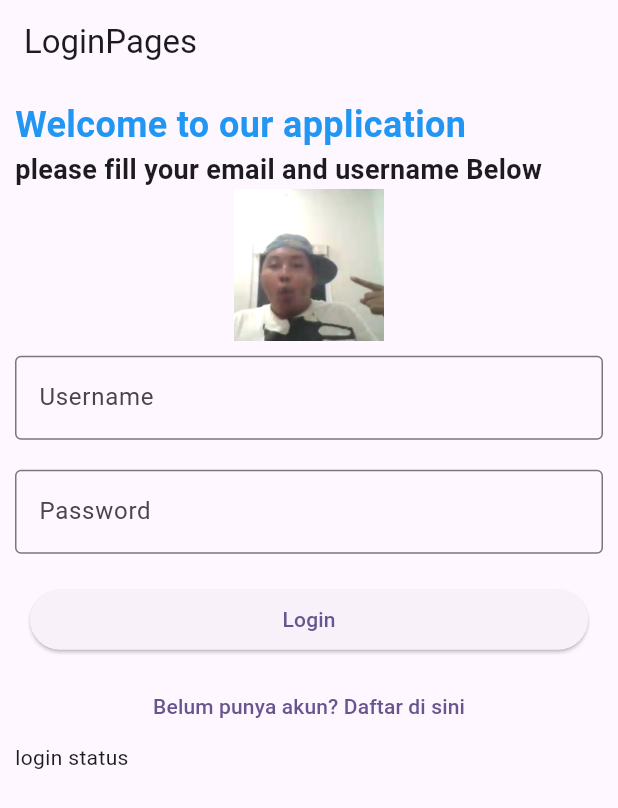
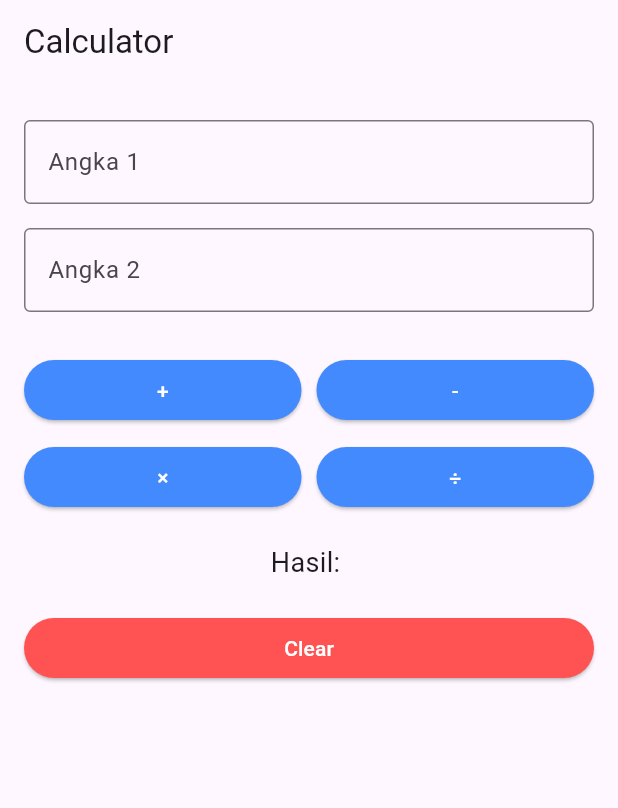
Before and after one commit to RenggaReznatra123/tugas1_flutter_11pplg2_29, a Flutter app: the screen it shows after launch, on a phone screen of 412 x 824 dp. Shown: the top 808 px of the screen. Run offline on Flutter 3.47's test engine with Material 3 defaults, Android fonts, the phone set to English and light mode, and no system bars; our stand-ins replace get.

Commit message:
kalkulator

```diff
--- /dev/null
+++ b/latihan2_11pplg2/lib/controler/kalkulator.dart
@@ -0,0 +1,46 @@
+import 'package:flutter/material.dart';
+import 'package:get/get.dart';
+
+class CalculatorController extends GetxController {
+  final txtangka1 = TextEditingController();
+  final txtangka2 = TextEditingController();
+  var hasil = ''.obs;
+
+  void tambah() {
+    int angka1 = int.parse(txtangka1.text);
+    int angka2 = int.parse(txtangka2.text);
+
+    int hasiljumlah = angka1 + angka2;
+    hasil.value = hasiljumlah.toString();
+  }
+
+  void kurang() {
+    int angka1 = int.parse(txtangka1.text);
+    int angka2 = int.parse(txtangka2.text);
+
+    int hasiljumlah = angka1 - angka2;
+    hasil.value = hasiljumlah.toString();
+  }
+
+  void kali() {
+    int angka1 = int.parse(txtangka1.text);
+    int angka2 = int.parse(txtangka2.text);
+
+    int hasiljumlah = angka1 * angka2;
+    hasil.value = hasiljumlah.toString();
+  }
+
+  void bagi() {
+    int angka1 = int.parse(txtangka1.text);
+    int angka2 = int.parse(txtangka2.text);
+
+    double hasiljumlah = angka1 / angka2;
+    hasil.value = hasiljumlah.toString();
+  }
+
+  void clear() {
+    txtangka1.clear();
+    txtangka2.clear();
+    hasil.value = '';
+  }
+}
--- a/latihan2_11pplg2/lib/login_pages.dart
+++ b/latihan2_11pplg2/lib/login_pages.dart
@@ -1,4 +1,5 @@
 import 'package:flutter/material.dart';
+import 'package:latihan2_11pplg2/reusable/custom_button.dart';
 import 'register_page.dart';
 
 class LoginPages extends StatefulWidget {
@@ -9,7 +10,6 @@ class LoginPages extends StatefulWidget {
 }
 
 class _LoginPagesState extends State<LoginPages> {
-  // Controller untuk username dan password
   TextEditingController usernameController = TextEditingController();
   TextEditingController passwordController = TextEditingController();
 
@@ -84,9 +84,10 @@ class _LoginPagesState extends State<LoginPages> {
                 ),
               ),
             ),
-            // Tombol Register
+
             Center(
-              child: TextButton(
+              child: CustomButton(
+                myText: "Belum punya akun? Daftar di sini",
                 onPressed: () {
                   Navigator.push(
                     context,
@@ -95,9 +96,10 @@ class _LoginPagesState extends State<LoginPages> {
                     ),
                   );
                 },
-                child: Text("Belum punya akun? Daftar di sini"),
+                textColor: const Color.fromARGB(255, 255, 255, 255),
               ),
             ),
+
             Text(statuslogin),
           ],
         ),
--- a/latihan2_11pplg2/lib/main.dart
+++ b/latihan2_11pplg2/lib/main.dart
@@ -1,4 +1,6 @@
 import 'package:flutter/material.dart';
+import 'package:get/get_navigation/get_navigation.dart';
+import 'package:latihan2_11pplg2/pages/kalkulator_pages.dart';
 import 'package:latihan2_11pplg2/login_pages.dart';
 
 void main() {
@@ -8,15 +10,15 @@ void main() {
 class MyApp extends StatelessWidget {
   const MyApp({super.key});
 
-  // This widget is the root of your application.
   @override
   Widget build(BuildContext context) {
-    return MaterialApp(
+    return GetMaterialApp(
+      debugShowCheckedModeBanner: false,
       title: 'Flutter Demo',
       theme: ThemeData(
         colorScheme: ColorScheme.fromSeed(seedColor: Colors.deepPurple),
       ),
-      home: LoginPages(),
+      home: KalkulatorPage(),
     );
   }
 }
--- /dev/null
+++ b/latihan2_11pplg2/lib/pages/kalkulator_pages.dart
@@ -0,0 +1,97 @@
+import 'package:flutter/material.dart';
+import 'package:get/get.dart';
+import 'package:latihan2_11pplg2/controler/kalkulator.dart';
+import 'package:latihan2_11pplg2/reusable/custom_textfield.dart';
+import 'package:latihan2_11pplg2/reusable/custom_button.dart';
+
+class KalkulatorPage extends StatelessWidget {
+  final CalculatorController calculatorController = Get.put(
+    CalculatorController(),
+  );
+
+  KalkulatorPage({super.key});
+
+  @override
+  Widget build(BuildContext context) {
+    return Scaffold(
+      appBar: AppBar(title: const Text("Calculator")),
+      body: Padding(
+        padding: const EdgeInsets.all(16.0),
+        child: Column(
+          children: [
+            CustomTextField(
+              myText: "Angka 1",
+              controller: calculatorController.txtangka1,
+              isNumber: true,
+            ),
+            CustomTextField(
+              myText: "Angka 2",
+              controller: calculatorController.txtangka2,
+              isNumber: true,
+            ),
+            const SizedBox(height: 20),
+            Row(
+              mainAxisAlignment: MainAxisAlignment.center,
+              children: [
+                Expanded(
+                  child: CustomButton(
+                    myText: "+",
+                    onPressed: calculatorController.tambah,
+                    textColor: Colors.white,
+                    backgroundColor: Colors.blueAccent,
+                  ),
+                ),
+                const SizedBox(width: 10),
+                Expanded(
+                  child: CustomButton(
+                    myText: "-",
+                    onPressed: calculatorController.kurang,
+                    textColor: Colors.white,
+                    backgroundColor: Colors.blueAccent,
+                  ),
+                ),
+              ],
+            ),
+            const SizedBox(height: 10),
+            Row(
+              mainAxisAlignment: MainAxisAlignment.center,
+              children: [
+                Expanded(
+                  child: CustomButton(
+                    myText: "×",
+                    onPressed: calculatorController.kali,
+                    textColor: Colors.white,
+                    backgroundColor: Colors.blueAccent,
+                  ),
+                ),
+                const SizedBox(width: 10),
+                Expanded(
+                  child: CustomButton(
+                    myText: "÷",
+                    onPressed: calculatorController.bagi,
+                    textColor: Colors.white,
+                    backgroundColor: Colors.blueAccent,
+                  ),
+                ),
+              ],
+            ),
+            const SizedBox(height: 20),
+            Obx(() {
+              return Text(
+                'Hasil: ${calculatorController.hasil.value}',
+                style: const TextStyle(fontSize: 18),
+              );
+            }),
+            const SizedBox(height: 20),
+            CustomButton(
+              myText: "Clear",
+              onPressed: calculatorController.clear,
+              textColor: Colors.white,
+              backgroundColor: Colors.redAccent,
+            ),
+          ],
+        ),
+      ),
+    );
+  }
+}
--- /dev/null
+++ b/latihan2_11pplg2/lib/reusable/custom_button.dart
@@ -0,0 +1,28 @@
+import 'package:flutter/material.dart';
+
+class CustomButton extends StatelessWidget {
+  final String myText;
+  final VoidCallback onPressed;
+  final Color textColor;
+  final Color backgroundColor;
+
+  const CustomButton({
+    super.key,
+    required this.myText,
+    required this.onPressed,
+    this.textColor = Colors.white,
+    this.backgroundColor = Colors.blue,
+  });
+
+  @override
+  Widget build(BuildContext context) {
+    return SizedBox(
+      width: double.infinity,
+      child: ElevatedButton(
+        onPressed: onPressed,
+        style: ElevatedButton.styleFrom(backgroundColor: backgroundColor),
+        child: Text(myText, style: TextStyle(color: textColor)),
+      ),
+    );
+  }
+}
--- /dev/null
+++ b/latihan2_11pplg2/lib/reusable/custom_textfield.dart
@@ -0,0 +1,39 @@
+import 'package:flutter/material.dart';
+import 'package:flutter/services.dart';
+
+class CustomTextField extends StatelessWidget {
+  final String myText;
+  final TextEditingController controller;
+  final bool obscureText;
+  final Color textColor;
+  final bool isNumber;
+
+  const CustomTextField({
+    super.key,
+    required this.myText,
+    required this.controller,
+    required this.isNumber,
+    this.obscureText = false,
+    this.textColor = const Color.fromARGB(255, 0, 0, 0),
+  });
+
+  @override
+  Widget build(BuildContext context) {
+    return Padding(
+      padding: const EdgeInsets.symmetric(vertical: 8),
+      child: TextField(
+        controller: controller,
+        keyboardType: isNumber ? TextInputType.number : TextInputType.text,
+        inputFormatters: isNumber
+            ? [FilteringTextInputFormatter.digitsOnly]
+            : [],
+        obscureText: obscureText,
+        decoration: InputDecoration(
+          labelText: myText,
+          border: const OutlineInputBorder(),
+        ),
+        style: TextStyle(color: textColor),
+      ),
+    );
+  }
+}
--- a/latihan2_11pplg2/pubspec.yaml
+++ b/latihan2_11pplg2/pubspec.yaml
@@ -34,6 +34,7 @@ dependencies:
   # The following adds the Cupertino Icons font to your application.
   # Use with the CupertinoIcons class for iOS style icons.
   cupertino_icons: ^1.0.8
+  get: ^4.7.2
 
 dev_dependencies:
   flutter_test:
```
Also changed, not shown: latihan2_11pplg2/lib/register_page.dart (+18 -6 lines), latihan2_11pplg2/lib/reusable/custom_text.dart (renamed from latihan2_11pplg2/lib/input_field.dart, +10 -7 lines), latihan2_11pplg2/pubspec.lock.
